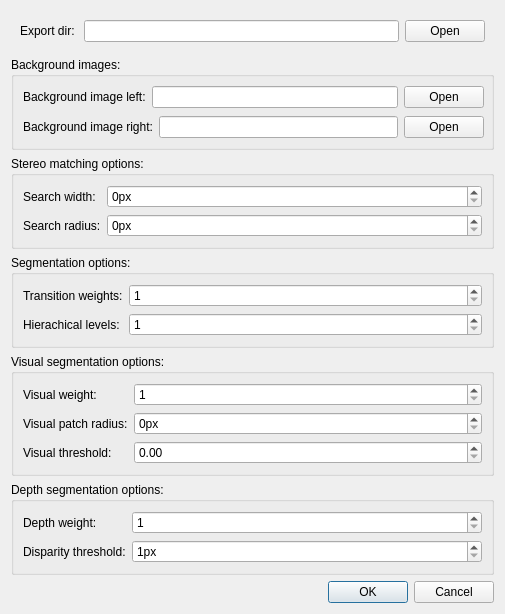
Qt form libs/gui/stereosequenceimageexportoptiondialog.ui (french-paragon/steviapp) before a commit.
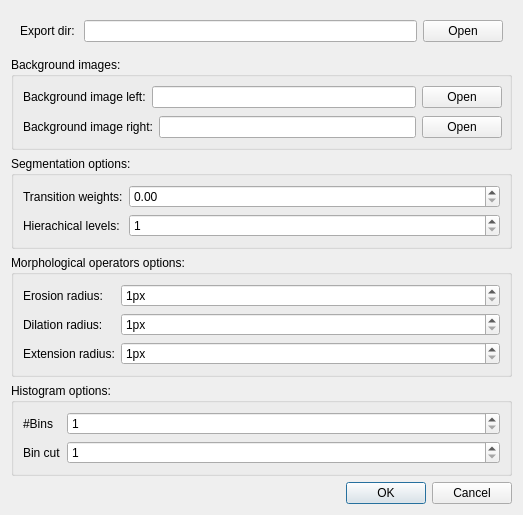
The same form after that commit.

Commit message: Add the options for stereo sequence export in a dialog

```diff
--- a/libs/gui/stereosequenceimageexportoptiondialog.ui
+++ b/libs/gui/stereosequenceimageexportoptiondialog.ui
@@ -6,8 +6,8 @@
    <rect>
     <x>0</x>
     <y>0</y>
-    <width>505</width>
-    <height>589</height>
+    <width>523</width>
+    <height>490</height>
    </rect>
   </property>
   <property name="windowTitle">
@@ -122,46 +122,6 @@
      </layout>
     </widget>
    </item>
-   <item>
-    <widget class="QGroupBox" name="groupBox">
-     <property name="title">
-      <string>Stereo matching options:</string>
-     </property>
-     <layout class="QFormLayout" name="formLayout">
-      <item row="0" column="0">
-       <widget class="QLabel" name="searchWidthLabel">
-        <property name="text">
-         <string>Search width:</string>
-        </property>
-       </widget>
-      </item>
-      <item row="0" column="1">
-       <widget class="QSpinBox" name="searchWidthSpinBox">
-        <property name="suffix">
-         <string>px</string>
-        </property>
-        <property name="maximum">
-         <number>9999</number>
-        </property>
-       </widget>
-      </item>
-      <item row="1" column="0">
-       <widget class="QLabel" name="searchRadiusLabel">
-        <property name="text">
-         <string>Search radius:</string>
-        </property>
-       </widget>
-      </item>
-      <item row="1" column="1">
-       <widget class="QSpinBox" name="searchRadiusSpinBox">
-        <property name="suffix">
-         <string>px</string>
-        </property>
-       </widget>
-      </item>
-     </layout>
-    </widget>
-   </item>
    <item>
     <widget class="QGroupBox" name="groupBox_5">
      <property name="title">
@@ -193,14 +153,7 @@
        </widget>
       </item>
       <item row="0" column="1">
-       <widget class="QSpinBox" name="transitionWeightSpinBox">
-        <property name="toolTip">
-         <string>&lt;html&gt;&lt;head/&gt;&lt;body&gt;&lt;p&gt;The maximal cost of a transition &lt;br&gt;for global segmentation optimization.&lt;/p&gt;&lt;/body&gt;&lt;/html&gt;</string>
-        </property>
-        <property name="minimum">
-         <number>1</number>
-        </property>
-       </widget>
+       <widget class="QDoubleSpinBox" name="transitionWeightSpinBox"/>
       </item>
      </layout>
     </widget>
@@ -208,13 +161,13 @@
    <item>
     <widget class="QGroupBox" name="groupBox_2">
      <property name="title">
-      <string>Visual segmentation options:</string>
+      <string>Morphological operators options:</string>
      </property>
      <layout class="QFormLayout" name="formLayout_2">
       <item row="0" column="0">
        <widget class="QLabel" name="visualWeightLabel">
         <property name="text">
-         <string>Visual weight:</string>
+         <string>Erosion radius:</string>
         </property>
        </widget>
       </item>
@@ -223,6 +176,9 @@
         <property name="toolTip">
          <string>&lt;html&gt;&lt;head/&gt;&lt;body&gt;&lt;p&gt;The cost of mislabelling a pixel&lt;br/&gt;compared to the visual segmentation&lt;br/&gt;in the final segmentation.&lt;/p&gt;&lt;/body&gt;&lt;/html&gt;</string>
         </property>
+        <property name="suffix">
+         <string>px</string>
+        </property>
         <property name="minimum">
          <number>1</number>
         </property>
@@ -231,7 +187,7 @@
       <item row="1" column="0">
        <widget class="QLabel" name="visualPatchRadiusLabel">
         <property name="text">
-         <string>Visual patch radius:</string>
+         <string>Dilation radius:</string>
         </property>
        </widget>
       </item>
@@ -243,19 +199,25 @@
         <property name="suffix">
          <string>px</string>
         </property>
+        <property name="minimum">
+         <number>1</number>
+        </property>
        </widget>
       </item>
       <item row="2" column="0">
        <widget class="QLabel" name="visualThresholdLabel">
         <property name="text">
-         <string>Visual threshold:</string>
+         <string>Extension radius:</string>
         </property>
        </widget>
       </item>
       <item row="2" column="1">
-       <widget class="QDoubleSpinBox" name="visualThresholdSpinBox">
-        <property name="toolTip">
-         <string>&lt;html&gt;&lt;head/&gt;&lt;body&gt;&lt;p&gt;The minimal mean absolute visual &lt;br&gt;error to label a pixel in the background&lt;/p&gt;&lt;/body&gt;&lt;/html&gt;</string>
+       <widget class="QSpinBox" name="extensionRadiusSpinBox">
+        <property name="suffix">
+         <string>px</string>
+        </property>
+        <property name="minimum">
+         <number>1</number>
         </property>
        </widget>
       </item>
@@ -265,13 +227,13 @@
    <item>
     <widget class="QGroupBox" name="groupBox_3">
      <property name="title">
-      <string>Depth segmentation options:</string>
+      <string>Histogram options:</string>
      </property>
      <layout class="QFormLayout" name="formLayout_3">
       <item row="0" column="0">
        <widget class="QLabel" name="depthWeightLabel">
         <property name="text">
-         <string>Depth weight:</string>
+         <string>#Bins</string>
         </property>
        </widget>
       </item>
@@ -288,17 +250,14 @@
       <item row="1" column="0">
        <widget class="QLabel" name="disparityThresholdLabel">
         <property name="text">
-         <string>Disparity threshold:</string>
+         <string>Bin cut</string>
         </property>
        </widget>
       </item>
       <item row="1" column="1">
        <widget class="QSpinBox" name="depthDisparityThresholdSpinBox">
         <property name="toolTip">
-         <string>&lt;html&gt;&lt;head/&gt;&lt;body&gt;&lt;p&gt;The threshold for disparity error &lt;br&gt;above which a pixel will be set&lt;br&gt;in the background.&lt;/p&gt;&lt;/body&gt;&lt;/html&gt;</string>
-        </property>
-        <property name="suffix">
-         <string>px</string>
+         <string>&lt;html&gt;&lt;head/&gt;&lt;body&gt;&lt;p&gt;The threshold bin for segmentation.&lt;/p&gt;&lt;/body&gt;&lt;/html&gt;</string>
         </property>
         <property name="minimum">
          <number>1</number>
```
Left out of the diff: 10 changed lines with no effect on the pictures. The commit also changes 3 other files.
